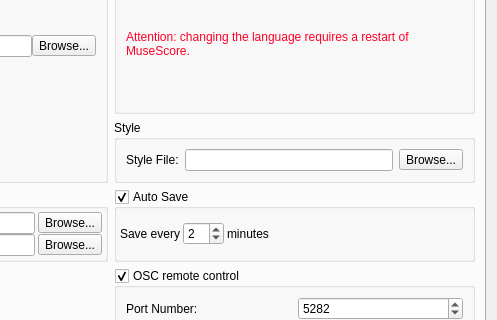
Old version of the form mscore/mscore/prefsdialog.ui in the repository musescore/musescore-old; both pictures show x 275 to 772 and y 118 to 438 of the 772 by 590 pixel window.
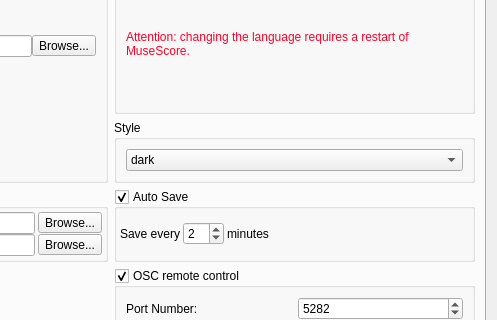
New version of the form. Icons and pictures are not drawn. Custom widgets are drawn as their Qt base class.

Diff of the .ui file:
```diff
--- a/mscore/mscore/prefsdialog.ui
+++ b/mscore/mscore/prefsdialog.ui
@@ -7,7 +7,7 @@
     <x>0</x>
     <y>0</y>
     <width>772</width>
-    <height>534</height>
+    <height>538</height>
    </rect>
   </property>
   <property name="windowTitle">
@@ -433,24 +433,17 @@
          </property>
          <layout class="QHBoxLayout" name="horizontalLayout_10">
           <item>
-           <widget class="QLabel" name="label_2">
+           <widget class="QComboBox" name="styleName">
+            <item>
             <property name="text">
-             <string>Style File:</string>
-            </property>
-           </widget>
+              <string>dark</string>
+             </property>
           </item>
           <item>
-           <widget class="QLineEdit" name="styleFile"/>
-          </item>
-          <item>
-           <widget class="QToolButton" name="appStyleFileButton">
             <property name="text">
-             <string>Browse...</string>
-            </property>
-            <property name="icon">
-             <iconset resource="mscore.qrc">
-              <normaloff>:/data/fileopen.svg</normaloff>:/data/fileopen.svg</iconset>
-            </property>
+              <string>light</string>
+             </property>
+            </item>
            </widget>
           </item>
          </layout>
```
Left out of the diff: 14 changed lines with no effect on the pictures. Lines whose indentation alone changed are shown as unchanged.
